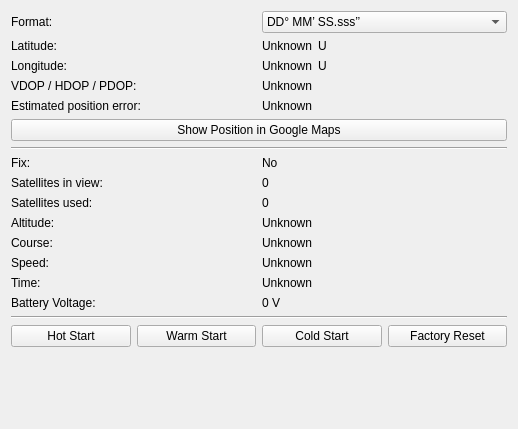
The window that src/brickv/plugin_system/plugins/gps/ui/gps.ui (Tinkerforge/brickv) describes before a commit, drawn with Qt 5.
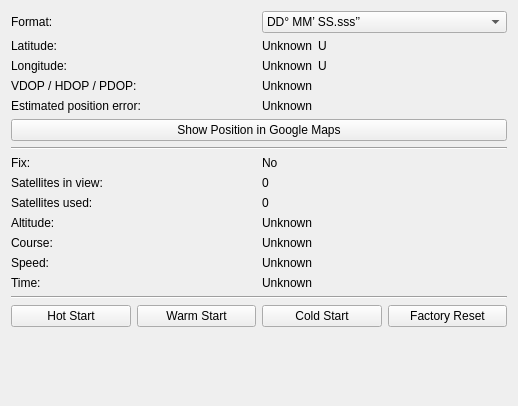
The same window after the commit.

Commit message:
Remove get_battery_voltage function from GPS Bricklet plugin
Due to the new GPS module MT3339 being able to work without a battery
the voltage messurement of the battery doesn't work anymore.

Diff of the .ui file:
```diff
--- a/src/brickv/plugin_system/plugins/gps/ui/gps.ui
+++ b/src/brickv/plugin_system/plugins/gps/ui/gps.ui
@@ -7,7 +7,7 @@
     <x>0</x>
     <y>0</y>
     <width>518</width>
-    <height>429</height>
+    <height>406</height>
    </rect>
   </property>
   <property name="windowTitle">
@@ -217,13 +217,6 @@
          </property>
         </widget>
        </item>
-       <item>
-        <widget class="QLabel" name="label_11">
-         <property name="text">
-          <string>Battery Voltage:</string>
-         </property>
-        </widget>
-       </item>
       </layout>
      </item>
      <item>
@@ -277,13 +270,6 @@
          </property>
         </widget>
        </item>
-       <item>
-        <widget class="QLabel" name="voltage">
-         <property name="text">
-          <string>0 V</string>
-         </property>
-        </widget>
-       </item>
       </layout>
      </item>
     </layout>
```
The commit also changes 2 other files.
